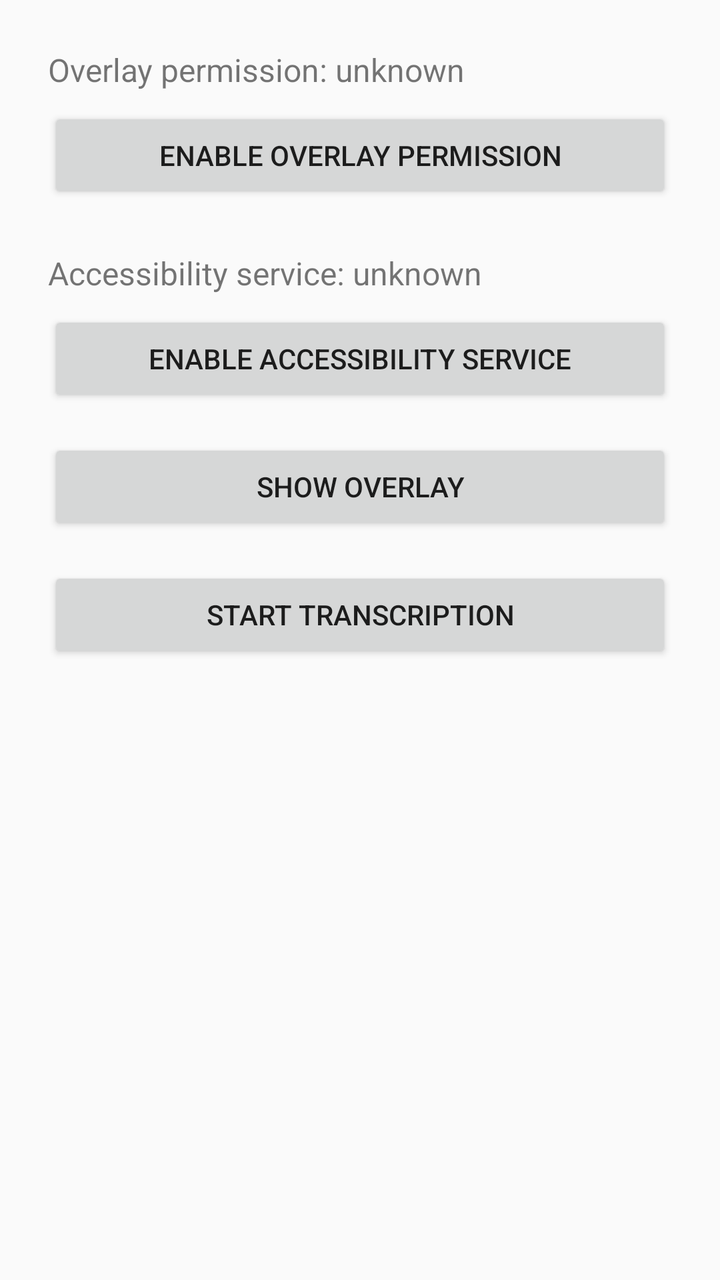
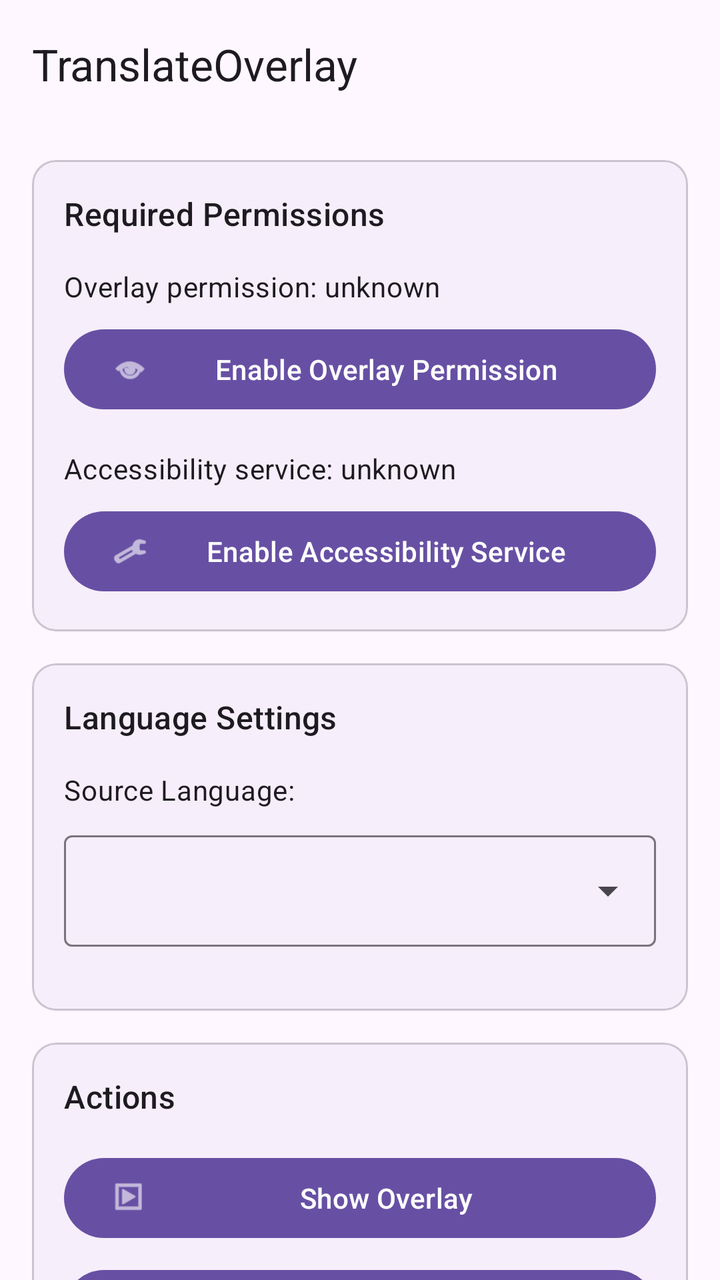

An Android layout rendered at two revisions. The XML below is the earlier revision; the diff shows what the commit changed to produce the second picture.
<!-- AndroidManifest.xml: application theme Theme.AppCompat.Light.NoActionBar -->
<!-- res/layout/activity_main.xml -->
<?xml version="1.0" encoding="utf-8"?>
<LinearLayout xmlns:android="http://schemas.android.com/apk/res/android"
    android:orientation="vertical"
    android:padding="24dp"
    android:layout_width="match_parent"
    android:layout_height="match_parent">

    
    <TextView
        android:id="@+id/overlayStatus"
        android:layout_width="wrap_content"
        android:layout_height="wrap_content"
        android:text="Overlay permission: unknown"
        android:textSize="16sp"
        android:layout_marginBottom="8dp"/>

    
    <Button
        android:id="@+id/requestOverlayBtn"
        android:layout_width="match_parent"
        android:layout_height="wrap_content"
        android:text="Enable Overlay Permission"
        android:layout_marginBottom="24dp"/>

    
    <TextView
        android:id="@+id/accessibilityStatus"
        android:layout_width="wrap_content"
        android:layout_height="wrap_content"
        android:text="Accessibility service: unknown"
        android:textSize="16sp"
        android:layout_marginBottom="8dp"/>

    
    <Button
        android:id="@+id/requestAccessibilityBtn"
        android:layout_width="match_parent"
        android:layout_height="wrap_content"
        android:text="Enable Accessibility Service" />

    <Button
        android:id="@+id/showOverlayBtn"
        android:layout_width="match_parent"
        android:layout_height="wrap_content"
        android:text="Show Overlay"
        android:layout_marginTop="16dp"/>

    <Button
        android:id="@+id/startTranscriptionBtn"
        android:layout_width="match_parent"
        android:layout_height="wrap_content"
        android:text="Start Transcription"
        android:layout_marginTop="16dp"/>

</LinearLayout>
<!-- resources referenced by this layout -->
<resources>

</resources>

<!-- the commit's change to res/layout/activity_main.xml (unified diff, before → after) -->
@@ -1,55 +1,174 @@
 <?xml version="1.0" encoding="utf-8"?>
-<LinearLayout xmlns:android="http://schemas.android.com/apk/res/android"
-    android:orientation="vertical"
-    android:padding="24dp"
+<androidx.coordinatorlayout.widget.CoordinatorLayout xmlns:android="http://schemas.android.com/apk/res/android"
+    xmlns:app="http://schemas.android.com/apk/res-auto"
     android:layout_width="match_parent"
-    android:layout_height="match_parent">
+    android:layout_height="match_parent"
+    android:fitsSystemWindows="true">
 
-    
-    <TextView
-        android:id="@+id/overlayStatus"
-        android:layout_width="wrap_content"
-        android:layout_height="wrap_content"
-        android:text="Overlay permission: unknown"
-        android:textSize="16sp"
-        android:layout_marginBottom="8dp"/>
-
-    
-    <Button
-        android:id="@+id/requestOverlayBtn"
+    <com.google.android.material.appbar.AppBarLayout
         android:layout_width="match_parent"
         android:layout_height="wrap_content"
-        android:text="Enable Overlay Permission"
-        android:layout_marginBottom="24dp"/>
+        android:fitsSystemWindows="true">
 
-    
-    <TextView
-        android:id="@+id/accessibilityStatus"
-        android:layout_width="wrap_content"
-        android:layout_height="wrap_content"
-        android:text="Accessibility service: unknown"
-        android:textSize="16sp"
-        android:layout_marginBottom="8dp"/>
+        <com.google.android.material.appbar.MaterialToolbar
+            android:id="@+id/topAppBar"
+            android:layout_width="match_parent"
+            android:layout_height="?attr/actionBarSize"
+            app:title="@string/app_name" />
 
-    
-    <Button
-        android:id="@+id/requestAccessibilityBtn"
+    </com.google.android.material.appbar.AppBarLayout>
+
+    <androidx.core.widget.NestedScrollView
         android:layout_width="match_parent"
-        android:layout_height="wrap_content"
-        android:text="Enable Accessibility Service" />
+        android:layout_height="match_parent"
+        app:layout_behavior="@string/appbar_scrolling_view_behavior">
 
-    <Button
-        android:id="@+id/showOverlayBtn"
-        android:layout_width="match_parent"
-        android:layout_height="wrap_content"
-        android:text="Show Overlay"
-        android:layout_marginTop="16dp"/>
+        <LinearLayout
+            android:layout_width="match_parent"
+            android:layout_height="wrap_content"
+            android:orientation="vertical"
+            android:padding="16dp">
 
-    <Button
-        android:id="@+id/startTranscriptionBtn"
-        android:layout_width="match_parent"
-        android:layout_height="wrap_content"
-        android:text="Start Transcription"
-        android:layout_marginTop="16dp"/>
+            
+            <com.google.android.material.card.MaterialCardView
+                android:layout_width="match_parent"
+                android:layout_height="wrap_content"
+                android:layout_marginBottom="16dp"
+                app:cardElevation="1dp">
 
-</LinearLayout>
+                <LinearLayout
+                    android:layout_width="match_parent"
+                    android:layout_height="wrap_content"
+                    android:orientation="vertical"
+                    android:padding="16dp">
+
+                    <TextView
+                        android:layout_width="wrap_content"
+                        android:layout_height="wrap_content"
+                        android:text="Required Permissions"
+                        android:textAppearance="?attr/textAppearanceTitleMedium"
+                        android:layout_marginBottom="16dp"/>
+
+                    <TextView
+                        android:id="@+id/overlayStatus"
+                        android:layout_width="wrap_content"
+                        android:layout_height="wrap_content"
+                        android:text="Overlay permission: unknown"
+                        android:textAppearance="?attr/textAppearanceBodyMedium"
+                        android:layout_marginBottom="8dp"/>
+
+                    <com.google.android.material.button.MaterialButton
+                        android:id="@+id/requestOverlayBtn"
+                        android:layout_width="match_parent"
+                        android:layout_height="wrap_content"
+                        android:text="Enable Overlay Permission"
+                        app:icon="@android:drawable/ic_menu_view"
+                        android:layout_marginBottom="16dp"/>
+
+                    <TextView
+                        android:id="@+id/accessibilityStatus"
+                        android:layout_width="wrap_content"
+                        android:layout_height="wrap_content"
+                        android:text="Accessibility service: unknown"
+                        android:textAppearance="?attr/textAppearanceBodyMedium"
+                        android:layout_marginBottom="8dp"/>
+
+                    <com.google.android.material.button.MaterialButton
+                        android:id="@+id/requestAccessibilityBtn"
+                        android:layout_width="match_parent"
+                        android:layout_height="wrap_content"
+                        android:text="Enable Accessibility Service"
+                        app:icon="@android:drawable/ic_menu_manage"/>
+
+                </LinearLayout>
+
+            </com.google.android.material.card.MaterialCardView>
+
+            
+            <com.google.android.material.card.MaterialCardView
+                android:layout_width="match_parent"
+                android:layout_height="wrap_content"
+                android:layout_marginBottom="16dp"
+                app:cardElevation="1dp">
+
+                <LinearLayout
+                    android:layout_width="match_parent"
+                    android:layout_height="wrap_content"
+                    android:orientation="vertical"
+                    android:padding="16dp">
+
+                    <TextView
+                        android:layout_width="wrap_content"
+                        android:layout_height="wrap_content"
+                        android:text="Language Settings"
+                        android:textAppearance="?attr/textAppearanceTitleMedium"
+                        android:layout_marginBottom="16dp"/>
+
+                    <TextView
+                        android:layout_width="wrap_content"
+                        android:layout_height="wrap_content"
+                        android:text="Source Language:"
+                        android:textAppearance="?attr/textAppearanceBodyMedium"
+                        android:layout_marginBottom="8dp"/>
+
+                    <com.google.android.material.textfield.TextInputLayout
+                        style="@style/Widget.Material3.TextInputLayout.OutlinedBox.ExposedDropdownMenu"
+                        android:layout_width="match_parent"
+                        android:layout_height="wrap_content"
+                        android:layout_marginBottom="16dp">
+
+                        <AutoCompleteTextView
+                            android:id="@+id/sourceLanguageSpinner"
+                            android:layout_width="match_parent"
+                            android:layout_height="wrap_content"
+                            android:inputType="none"/>
+
+                    </com.google.android.material.textfield.TextInputLayout>
+
+                </LinearLayout>
+
+            </com.google.android.material.card.MaterialCardView>
+
+            
+            <com.google.android.material.card.MaterialCardView
+                android:layout_width="match_parent"
+                android:layout_height="wrap_content"
+                app:cardElevation="1dp">
+
+                <LinearLayout
+                    android:layout_width="match_parent"
+                    android:layout_height="wrap_content"
+                    android:orientation="vertical"
+                    android:padding="16dp">
+
+                    <TextView
+                        android:layout_width="wrap_content"
+                        android:layout_height="wrap_content"
+                        android:text="Actions"
+                        android:textAppearance="?attr/textAppearanceTitleMedium"
+                        android:layout_marginBottom="16dp"/>
+
+                    <com.google.android.material.button.MaterialButton
+                        android:id="@+id/showOverlayBtn"
+                        android:layout_width="match_parent"
+                        android:layout_height="wrap_content"
+                        android:text="Show Overlay"
+                        app:icon="@android:drawable/ic_menu_slideshow"
+                        android:layout_marginBottom="8dp"/>
+
+                    <com.google.android.material.button.MaterialButton
+                        android:id="@+id/startTranscriptionBtn"
+                        android:layout_width="match_parent"
+                        android:layout_height="wrap_content"
+                        android:text="Start Transcription"
+                        app:icon="@android:drawable/ic_btn_speak_now"/>
+
+                </LinearLayout>
+
+            </com.google.android.material.card.MaterialCardView>
+
+        </LinearLayout>
+
+    </androidx.core.widget.NestedScrollView>
+
+</androidx.coordinatorlayout.widget.CoordinatorLayout>
<!-- resource entries referenced after the edit -->
@@ -1,5 +1,13 @@
 <!-- resources referenced by this layout -->
 <resources>
-
+  <string name="app_name">TranslateOverlay</string>
+  <style name="Theme.TranslateOverlay" parent="Theme.Material3.DayNight.NoActionBar">
+          <item name="android:forceDarkAllowed">true</item>
+          <item name="android:windowLightStatusBar">false</item>
+          <item name="android:statusBarColor">@android:color/transparent</item>
+          <item name="android:navigationBarColor">@android:color/transparent</item>
+          <item name="android:windowBackground">?attr/colorSurface</item>
+          <item name="android:colorBackground">?attr/colorSurface</item>
+      </style>
 </resources>
 
